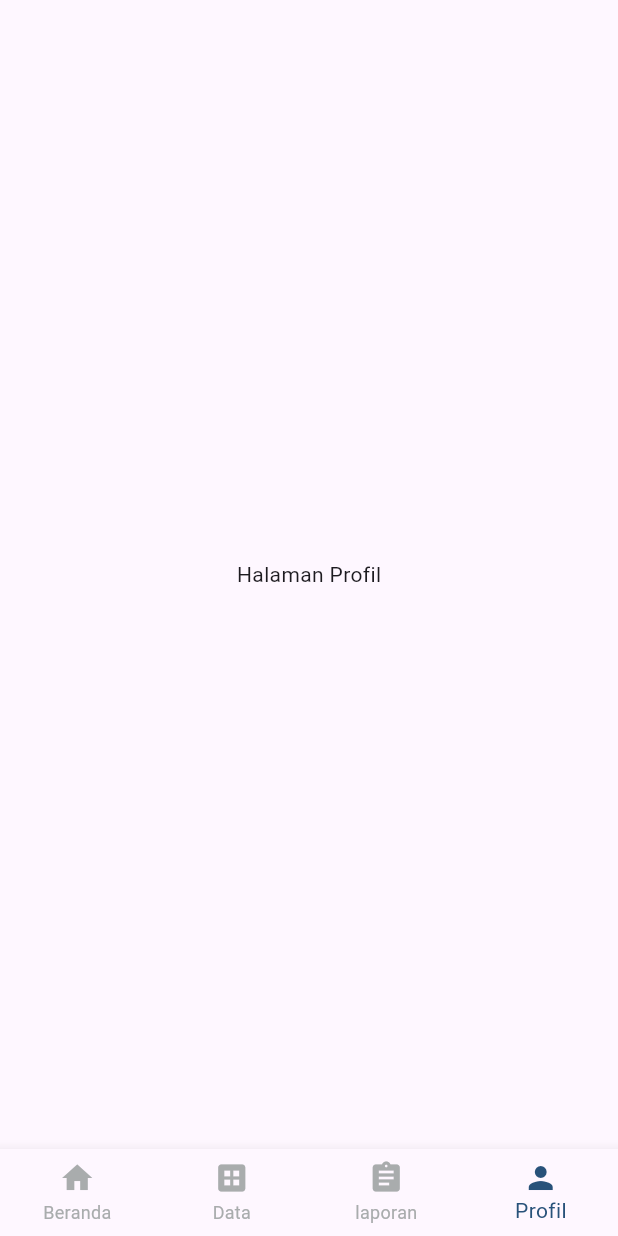
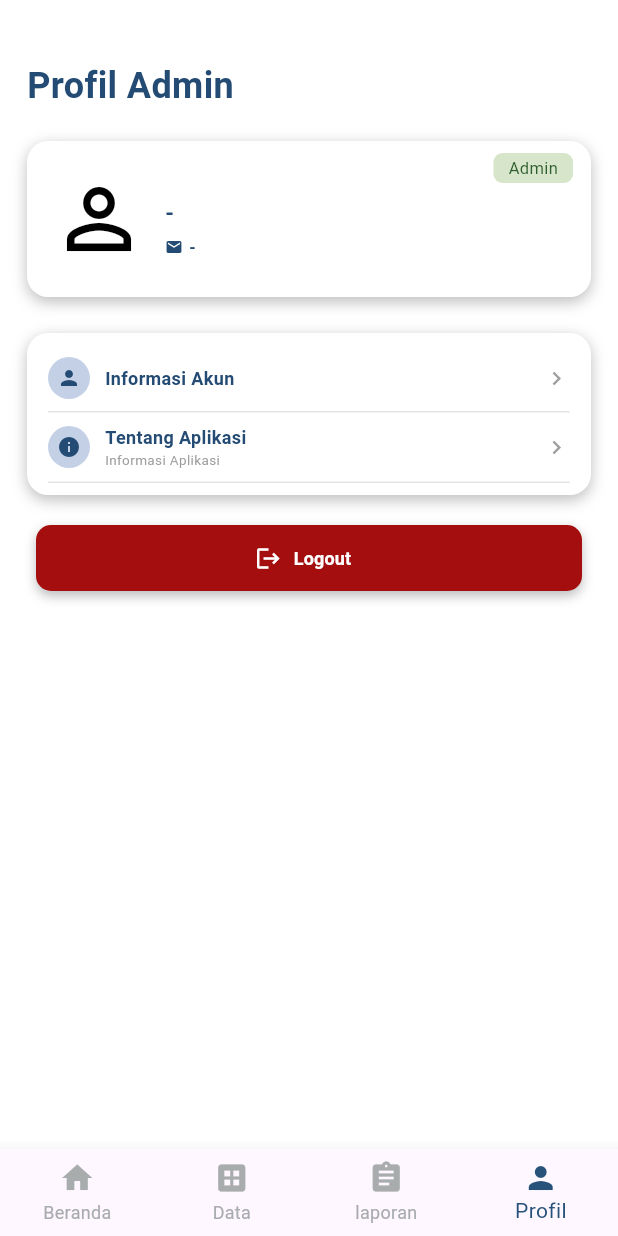
Before and after one commit to malchangg132/Digitrace-application, a Flutter app: the NavigasiAdmin screen opened directly, item 4 of the bottom bar chosen, on a phone screen of 412 x 824 dp. Run offline on Flutter 3.47's test engine with Material 3 defaults, Android fonts, the phone set to English and light mode, and no system bars; our stand-ins replace fl_chart, supabase_flutter; accounts and stored records are empty.

Commit message:
profiladmin

```diff
--- a/lib/admin/bottombar.dart
+++ b/lib/admin/bottombar.dart
@@ -1,6 +1,7 @@
 import 'package:flutter/material.dart';
 import 'dash_admin.dart';
 import 'data_alumni.dart';
+import 'profil_admin.dart';
 
 class Bottombar extends StatefulWidget {
   final int selectedIndex;
@@ -65,7 +66,7 @@ class _NavigasiAdminState extends State<NavigasiAdmin> {
     DashAdmin(),
     DataAlumni(),
     const Center(child: Text('Halaman Laporan')),
-    const Center(child: Text('Halaman Profil')),
+    const ProfilAdmin(),
   ];
 
   @override
--- /dev/null
+++ b/lib/admin/profil_admin.dart
@@ -0,0 +1,331 @@
+import 'package:flutter/material.dart';
+import '../theme/app_colors.dart';
+import '../services/adminservice.dart'; // <-- BARU
+import '../services/sesi.dart'; // <-- BARU
+import 'informasiakun.dart';
+import 'tentangaplikasi.dart';
+
+class ProfilAdmin extends StatefulWidget {
+  const ProfilAdmin({super.key});
+
+  @override
+  State<ProfilAdmin> createState() => _ProfilAdminState();
+}
+
+class _ProfilAdminState extends State<ProfilAdmin> {
+  //data admin yang tampil, kosong tampil "-" // <-- BARU
+  String _nama = '-';
+  String _email = '-';
+
+  @override
+  void initState() {
+    super.initState();
+    _muatData(); // <-- BARU
+  }
+
+  // ambil data admin dari supabase // <-- BARU
+  Future<void> _muatData() async {
+    try {
+      final akun = await AdminService.ambilAkun(Sesi.akun!.id);
+      if (akun == null || !mounted) return;
+      setState(() {
+        _nama = akun.nama.isEmpty ? '-' : akun.nama;
+        _email = akun.email.isEmpty ? '-' : akun.email;
+      });
+    } catch (e) {
+      //kalau gagal, tetap tampil "-"
+    }
+  }
+
+  @override
+  Widget build(BuildContext context) {
+    return Scaffold(
+      backgroundColor: Colors.white,
+      body: SafeArea(
+        child: SingleChildScrollView(
+          padding: const EdgeInsets.fromLTRB(18, 40, 18, 24),
+          child: Column(
+            crossAxisAlignment: CrossAxisAlignment.start,
+            children: [
+              _buildJudul(),
+              const SizedBox(height: 20),
+              _buildKartuProfil(),
+              const SizedBox(height: 24),
+              _buildKartuMenu(context),
+              const SizedBox(height: 20),
+              _buildLogout(context),
+            ],
+          ),
+        ),
+      ),
+    );
+  }
+
+  // ===== JUDUL =====
+  Widget _buildJudul() {
+    return const Text(
+      'Profil Admin',
+      style: TextStyle(
+        fontSize: 24,
+        fontWeight: FontWeight.bold,
+        color: AppColors.primary,
+      ),
+    );
+  }
+
+  // ===== KARTU PROFIL =====
+  Widget _buildKartuProfil() {
+    return _KartuPutih(
+      child: Stack(
+        children: [
+          Padding(
+            padding: const EdgeInsets.fromLTRB(16, 20, 16, 20),
+            child: Row(
+              children: [
+                //foto profil (garis)
+                const Icon(
+                  Icons.person_outline,
+                  size: 64,
+                  color: Colors.black,
+                ),
+                const SizedBox(width: 12),
+                Expanded(
+                  child: Column(
+                    crossAxisAlignment: CrossAxisAlignment.start,
+                    children: [
+                      const SizedBox(height: 12),
+                      Text(
+                        _nama, // <-- UBAH
+                        style: const TextStyle(
+                          fontSize: 15,
+                          fontWeight: FontWeight.bold,
+                          color: AppColors.primary,
+                        ),
+                      ),
+                      const SizedBox(height: 4),
+                      Row(
+                        children: [
+                          const Icon(Icons.email,
+                              size: 12, color: AppColors.primary),
+                          const SizedBox(width: 4),
+                          Expanded(
+                            child: Text(
+                              _email, // <-- UBAH
+                              overflow: TextOverflow.ellipsis,
+                              style: const TextStyle(
+                                fontSize: 11,
+                                fontWeight: FontWeight.w600,
+                                color: AppColors.primary,
+                              ),
+                            ),
+                          ),
+                        ],
+                      ),
+                    ],
+                  ),
+                ),
+              ],
+            ),
+          ),
+          //badge admin pojok kanan atas
+          Positioned(
+            top: 8,
+            right: 12,
+            child: Container(
+              padding: const EdgeInsets.symmetric(horizontal: 10, vertical: 2),
+              decoration: BoxDecoration(
+                color: AppColors.lightGreen,
+                borderRadius: BorderRadius.circular(6),
+              ),
+              child: const Text(
+                'Admin',
+                style: TextStyle(
+                  fontSize: 11,
+                  color: Color(0xFF2E5E2E),
+                ),
+              ),
+            ),
+          ),
+        ],
+      ),
+    );
+  }
+
+  // ===== KARTU MENU =====
+  Widget _buildKartuMenu(BuildContext context) {
+    return _KartuPutih(
+      child: Padding(
+        padding: const EdgeInsets.symmetric(horizontal: 14, vertical: 8),
+        child: Column(
+          children: [
+            _MenuItem(
+              icon: Icons.person,
+              judul: 'Informasi Akun',
+              onTap: () {
+                Navigator.push(
+                  context,
+                  MaterialPageRoute(
+                    builder: (_) => InformasiAkunAdmin(
+                      nama: _nama, // <-- UBAH
+                      email: _email, // <-- UBAH
+                    ),
+                  ),
+                );
+              },
+            ),
+            const Divider(height: 1, color: Color(0xFFE5E5E5)),
+            _MenuItem(
+              icon: Icons.info,
+              judul: 'Tentang Aplikasi',
+              subjudul: 'Informasi Aplikasi',
+              onTap: () {
+                Navigator.push(
+                  context,
+                  MaterialPageRoute(
+                      builder: (_) => const TentangAplikasiAdmin()),
+                );
+              },
+            ),
+            const Divider(height: 1, color: Color(0xFFE5E5E5)),
+          ],
+        ),
+      ),
+    );
+  }
+
+  // ===== TOMBOL LOGOUT =====
+  Widget _buildLogout(BuildContext context) {
+    return Padding(
+      padding: const EdgeInsets.symmetric(horizontal: 6),
+      child: Container(
+        decoration: BoxDecoration(
+          borderRadius: BorderRadius.circular(10),
+          boxShadow: const [
+            BoxShadow(
+              color: Colors.black26,
+              blurRadius: 6,
+              offset: Offset(0, 3),
+            ),
+          ],
+        ),
+        child: SizedBox(
+          width: double.infinity,
+          height: 44,
+          child: ElevatedButton.icon(
+            onPressed: () {
+              Sesi.keluar(); // <-- BARU
+              //kembali ke halaman paling awal (login)
+              Navigator.of(context).popUntil((route) => route.isFirst);
+            },
+            icon: const Icon(Icons.logout, size: 18, color: Colors.white),
+            label: const Text(
+              'Logout',
+              style: TextStyle(
+                fontSize: 12,
+                fontWeight: FontWeight.bold,
+                color: Colors.white,
+              ),
+            ),
+            style: ElevatedButton.styleFrom(
+              backgroundColor: const Color(0xFFA50E0E),
+              elevation: 0,
+              shape: RoundedRectangleBorder(
+                borderRadius: BorderRadius.circular(10),
+              ),
+            ),
+          ),
+        ),
+      ),
+    );
+  }
+}
+
+// ===== KARTU PUTIH DENGAN BAYANGAN =====
+class _KartuPutih extends StatelessWidget {
+  final Widget child;
+
+  const _KartuPutih({required this.child});
+
+  @override
+  Widget build(BuildContext context) {
+    return Container(
+      width: double.infinity,
+      decoration: BoxDecoration(
+        color: Colors.white,
+        borderRadius: BorderRadius.circular(14),
+        boxShadow: const [
+          BoxShadow(
+            color: Colors.black26,
+            blurRadius: 8,
+            offset: Offset(0, 3),
+          ),
+        ],
+      ),
+      child: child,
+    );
+  }
+}
+
+// ===== BARIS MENU =====
+class _MenuItem extends StatelessWidget {
+  final IconData icon;
+  final String judul;
+  final String? subjudul;
+  final VoidCallback onTap;
+
+  const _MenuItem({
+    required this.icon,
+    required this.judul,
+    this.subjudul,
+    required this.onTap,
+  });
+
+  @override
+  Widget build(BuildContext context) {
+    return InkWell(
+      onTap: onTap,
+      child: Padding(
+        padding: const EdgeInsets.symmetric(vertical: 8),
+        child: Row(
+          children: [
+            //ikon bulat
+            Container(
+              width: 28,
+              height: 28,
+              decoration: const BoxDecoration(
+                color: Color(0xFFC3D0E6),
+                shape: BoxShape.circle,
+              ),
+              child: Icon(icon, size: 16, color: AppColors.primary),
+            ),
+            const SizedBox(width: 10),
+            Expanded(
+              child: Column(
+                crossAxisAlignment: CrossAxisAlignment.start,
+                children: [
+                  Text(
+                    judul,
+                    style: const TextStyle(
+                      fontSize: 12,
+                      fontWeight: FontWeight.bold,
+                      color: AppColors.primary,
+                    ),
+                  ),
+                  if (subjudul != null)
+                    Text(
+                      subjudul!,
+                      style: const TextStyle(
+                        fontSize: 9,
+                        color: Colors.grey,
+                      ),
+                    ),
+                ],
+              ),
+            ),
+            const Icon(Icons.chevron_right, size: 18, color: Colors.grey),
+          ],
+        ),
+      ),
+    );
+  }
+}
--- /dev/null
+++ b/lib/models/akunadmin.dart
@@ -0,0 +1,21 @@
+// bentuk data tabel admin (tanpa password)
+class AkunAdmin {
+  final int id;
+  final String nama;
+  final String email;
+
+  AkunAdmin({
+    required this.id,
+    required this.nama,
+    required this.email,
+  });
+
+  // ubah baris dari tabel admin jadi object AkunAdmin
+  factory AkunAdmin.fromJson(Map<String, dynamic> json) {
+    return AkunAdmin(
+      id: (json['id_admin'] as num).toInt(),
+      nama: json['nama_admin'] as String? ?? '',
+      email: json['email_admin'] as String? ?? '',
+    );
+  }
+}
--- /dev/null
+++ b/lib/services/adminservice.dart
@@ -0,0 +1,19 @@
+import 'package:supabase_flutter/supabase_flutter.dart';
+import '../models/akunadmin.dart';
+
+// kode yang ambil data admin dari Supabase
+class AdminService {
+  static final _db = Supabase.instance.client;
+
+  // ambil 1 admin berdasarkan id, password tidak ikut diambil
+  static Future<AkunAdmin?> ambilAkun(int id) async {
+    final data = await _db
+        .from('admin')
+        .select('id_admin, nama_admin, email_admin')
+        .eq('id_admin', id)
+        .maybeSingle();
+
+    if (data == null) return null;
+    return AkunAdmin.fromJson(data);
+  }
+}
```
Also changed, not shown: lib/admin/informasiakun.dart (added, +191 -0 lines), lib/admin/tentangaplikasi.dart (added, +129 -0 lines), lib/user/tracer.dart (+18 -11 lines).
